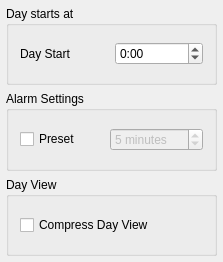
Above: src/applications/datebook/datebooksettingsbase.ui from openmoko/qtopia before the change. Below: the same form after it.
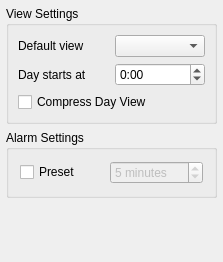
That is the form after the change.

Patch:
```diff
--- a/src/applications/datebook/datebooksettingsbase.ui
+++ b/src/applications/datebook/datebooksettingsbase.ui
@@ -25,15 +25,35 @@
    <item>
     <widget class="QGroupBox" name="fraStart" >
      <property name="title" >
-      <string>Day starts at</string>
+      <string>View Settings</string>
      </property>
      <layout class="QVBoxLayout" >
       <property name="margin" >
-       <number>11</number>
+       <number>9</number>
       </property>
       <property name="spacing" >
        <number>6</number>
       </property>
+      <item>
+       <layout class="QHBoxLayout" >
+        <property name="margin" >
+         <number>0</number>
+        </property>
+        <property name="spacing" >
+         <number>6</number>
+        </property>
+        <item>
+         <widget class="QLabel" name="lblDefView" >
+          <property name="text" >
+           <string>Default view</string>
+          </property>
+         </widget>
+        </item>
+        <item>
+         <widget class="QComboBox" name="cmbDefaultView" />
+        </item>
+       </layout>
+      </item>
       <item>
        <layout class="QHBoxLayout" >
         <property name="margin" >
@@ -45,7 +65,7 @@
         <item>
          <widget class="QLabel" name="lblStartTime" >
           <property name="text" >
-           <string>Day Start</string>
+           <string>Day starts at</string>
           </property>
          </widget>
         </item>
@@ -64,6 +84,35 @@
         </item>
        </layout>
       </item>
+      <item>
+       <widget class="QWidget" native="1" name="widCompress" >
+        <layout class="QVBoxLayout" >
+         <property name="margin" >
+          <number>0</number>
+         </property>
+         <property name="spacing" >
+          <number>0</number>
+         </property>
+         <item>
+          <layout class="QHBoxLayout" >
+           <property name="margin" >
+            <number>0</number>
+           </property>
+           <property name="spacing" >
+            <number>6</number>
+           </property>
+           <item>
+            <widget class="QCheckBox" name="chkCompressDayView" >
+             <property name="text" >
+              <string comment="Show only day time" >Compress Day View</string>
+             </property>
+            </widget>
+           </item>
+          </layout>
+         </item>
+        </layout>
+       </widget>
+      </item>
      </layout>
     </widget>
    </item>
@@ -130,36 +179,17 @@
     </widget>
    </item>
    <item>
-    <widget class="QGroupBox" name="fraDayView" >
-     <property name="title" >
-      <string>Day View</string>
+    <spacer>
+     <property name="orientation" >
+      <enum>Qt::Vertical</enum>
      </property>
-     <layout class="QVBoxLayout" >
-      <property name="margin" >
-       <number>11</number>
-      </property>
-      <property name="spacing" >
-       <number>6</number>
-      </property>
-      <item>
-       <layout class="QHBoxLayout" >
-        <property name="margin" >
-         <number>0</number>
-        </property>
-        <property name="spacing" >
-         <number>6</number>
-        </property>
-        <item>
-         <widget class="QCheckBox" name="chkCompressDayView" >
-          <property name="text" >
-           <string comment="Show only day time" >Compress Day View</string>
-          </property>
-         </widget>
-        </item>
-       </layout>
-      </item>
-     </layout>
-    </widget>
+     <property name="sizeHint" >
+      <size>
+       <width>20</width>
+       <height>40</height>
+      </size>
+     </property>
+    </spacer>
    </item>
   </layout>
  </widget>
```
Left out of the diff: 2 changed lines with no effect on the pictures.
